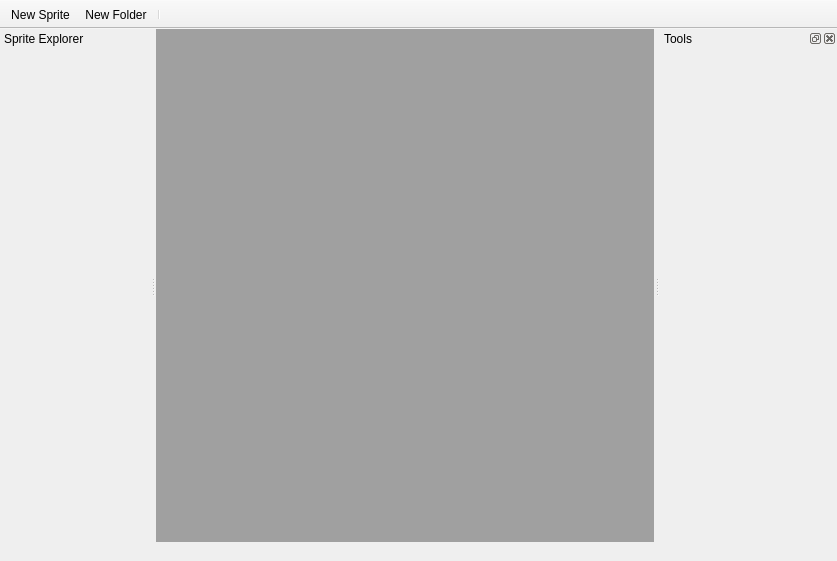
Before: the Qt Designer form src/mainwindow.ui in eigenbom/MQ-Sprite, drawn with Qt 5.
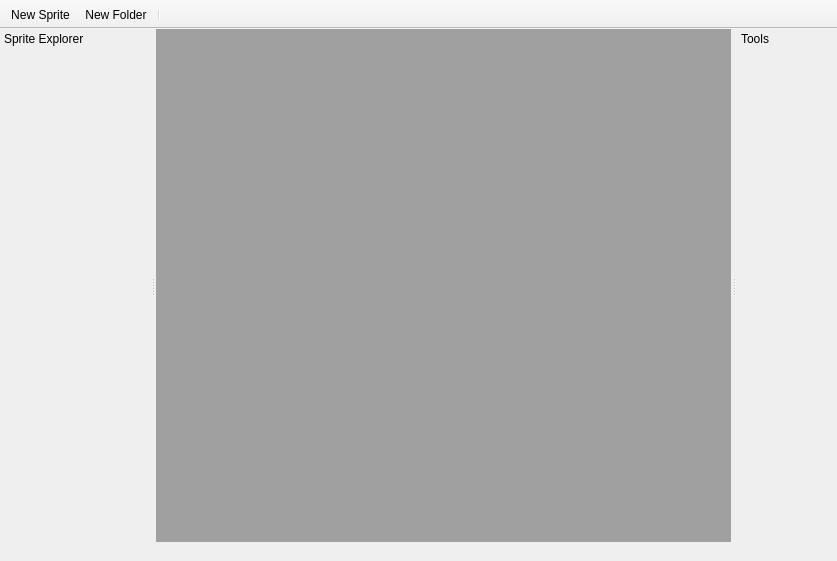
After: the same form once the commit is applied. Icons and pictures are not drawn. Custom widgets are drawn as their Qt base class.

Diff of the .ui file:
```diff
--- a/src/mainwindow.ui
+++ b/src/mainwindow.ui
@@ -151,10 +151,13 @@
    </property>
    <property name="minimumSize">
     <size>
-     <width>177</width>
+     <width>100</width>
      <height>44</height>
     </size>
    </property>
+   <property name="features">
+    <set>QDockWidget::NoDockWidgetFeatures</set>
+   </property>
    <property name="allowedAreas">
     <set>Qt::LeftDockWidgetArea|Qt::RightDockWidgetArea</set>
    </property>
```
Left out of the diff: 2 changed lines with no effect on the pictures.
